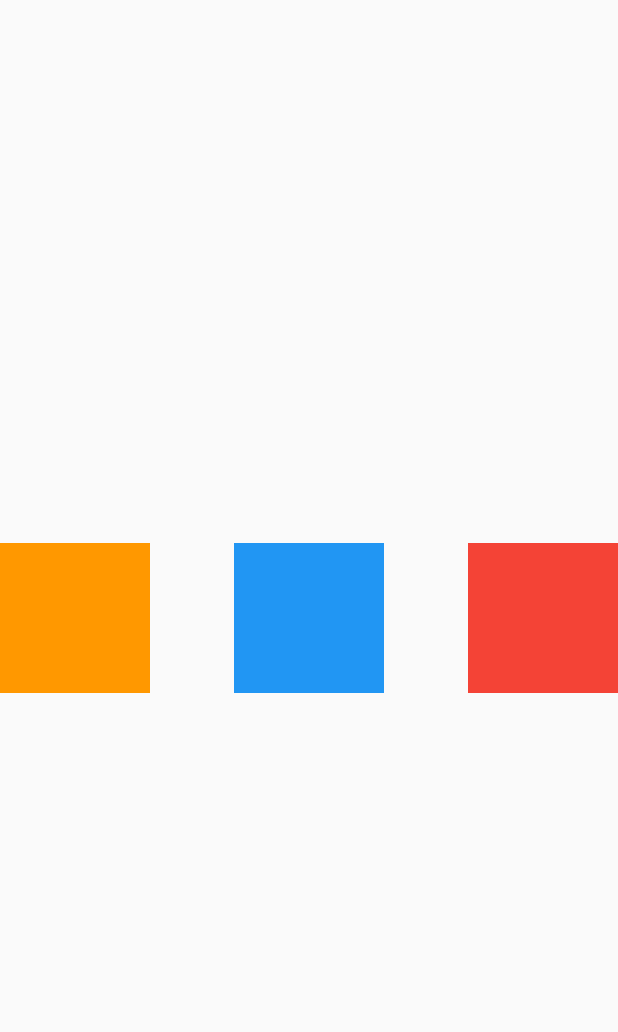
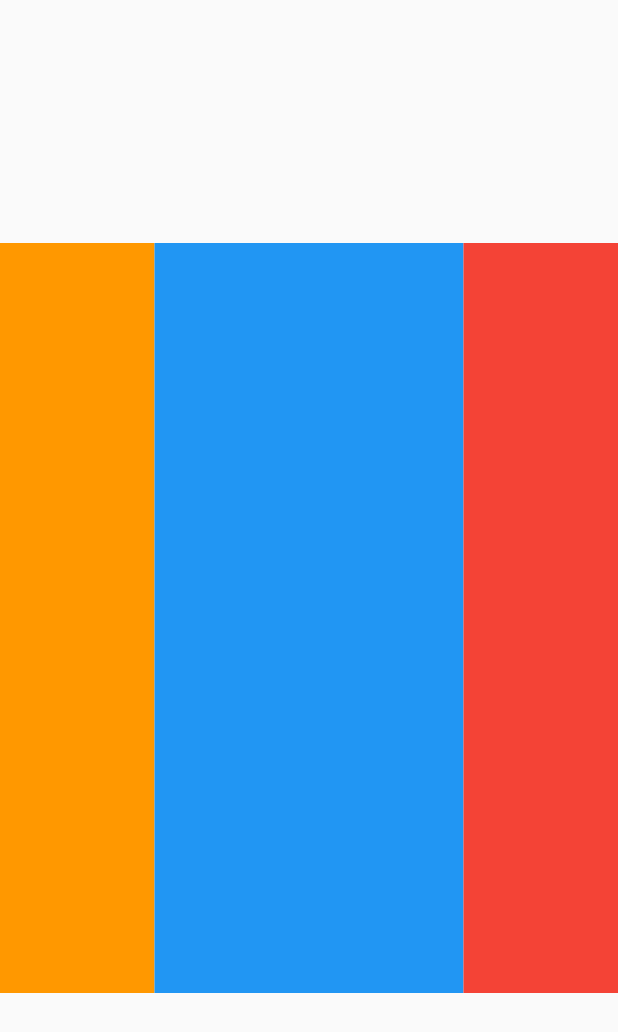
Before and after one commit to nargok/flutter_widget_sample, a Flutter app: the screen it shows after launch, on a phone screen of 412 x 824 dp. Shown: the top 1032 px of the screen. Run offline on Flutter 3.47's test engine with Material 2 defaults, Android fonts, the phone set to English and light mode, and no system bars.

Commit message:
flexで大きさに差をつける

```diff
--- a/lib/container_study.dart
+++ b/lib/container_study.dart
@@ -16,9 +16,9 @@ class ContainerStudy extends StatelessWidget {
 //            crossAxisAlignment: CrossAxisAlignment.center,
               mainAxisAlignment: MainAxisAlignment.spaceBetween,
               children: <Widget>[
-                Container(color: Colors.orange, width: 100, height: 100,),
-                Container(color: Colors.blue, width: 100, height: 100,),
-                Container(color: Colors.red, width: 100, height: 100,),
+                Expanded(child: Container(color: Colors.orange, )),
+                Expanded(flex: 2, child: Container(color: Colors.blue, )),
+                Expanded(child: Container(color: Colors.red, )),
               ],
             ),
           ),
```
